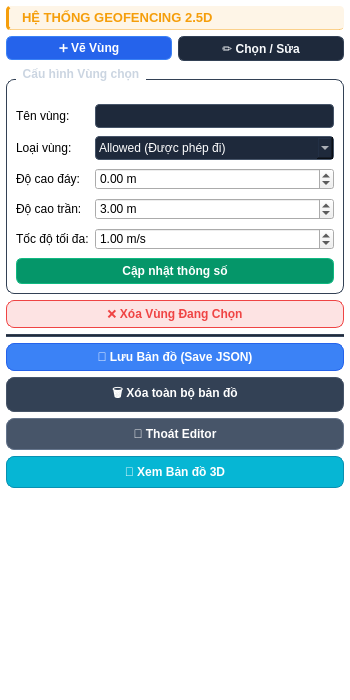
Before: the Qt Designer form software/uwb_rtls_studio/views/ui/geofence_editor.ui in phuongmt08/uwb-rtls, drawn with Qt 5.
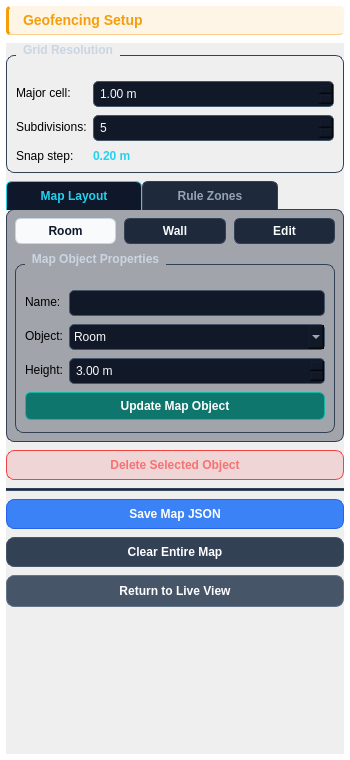
After: the same form once the commit is applied.

Commit message: refactor: restructure session/ranging/log workflow, normalize real data handling, add command bypass flags, and refine geofencing logic

```diff
--- a/software/uwb_rtls_studio/views/ui/geofence_editor.ui
+++ b/software/uwb_rtls_studio/views/ui/geofence_editor.ui
@@ -7,7 +7,7 @@
     <x>0</x>
     <y>0</y>
     <width>350</width>
-    <height>700</height>
+    <height>760</height>
    </rect>
   </property>
   <property name="maximumSize">
@@ -18,14 +18,21 @@
   </property>
   <property name="styleSheet">
    <string notr="true">QWidget#GeofenceEditorWidget { background: transparent; color: #F8FAFC; font-family: 'Segoe UI'; font-size: 13px; }
-QPushButton { background: #1E293B; color: #F8FAFC; border: 1px solid #334155; border-radius: 6px; padding: 4px 8px; font-weight: bold; }
+QPushButton { background: #1E293B; color: #F8FAFC; border: 1px solid #334155; border-radius: 6px; padding: 5px 8px; font-weight: bold; }
 QPushButton:hover { background: #253346; border-color: #22D3EE; }
 QPushButton:disabled { background: #1E293B; color: #475569; border-color: #334155; }
-QLabel { background: transparent; }</string>
+QLabel { background: transparent; }
+QLineEdit, QComboBox, QDoubleSpinBox, QSpinBox { background-color: #111827; border: 1px solid #475569; border-radius: 5px; color: #F8FAFC; padding: 4px; }
+QLineEdit:focus, QComboBox:focus, QDoubleSpinBox:focus, QSpinBox:focus { border-color: #22D3EE; }
+QTabWidget::pane { border: 1px solid #334155; border-radius: 8px; background: rgba(15, 23, 42, 0.35); margin-top: -1px; }
+QTabBar::tab { background: #1E293B; color: #94A3B8; border: 1px solid #334155; border-bottom: none; border-top-left-radius: 6px; border-top-right-radius: 6px; padding: 7px 12px; font-weight: bold; min-width: 110px; }
+QTabBar::tab:selected { background: #0F172A; color: #22D3EE; border-color: #22D3EE; }
+QGroupBox { color: #CBD5E1; font-weight: bold; border: 1px solid #334155; border-radius: 8px; margin-top: 12px; padding-top: 16px; }
+QGroupBox::title { subcontrol-origin: margin; left: 10px; padding: 0 5px; }</string>
   </property>
   <layout class="QVBoxLayout" name="main_layout">
    <property name="spacing">
-    <number>6</number>
+    <number>8</number>
    </property>
    <property name="leftMargin">
     <number>6</number>
@@ -43,27 +50,312 @@
    <item>
     <widget class="QLabel" name="lbl_geofence_header">
      <property name="text">
-      <string>HỆ THỐNG GEOFENCING 2.5D</string>
+      <string>Geofencing Setup</string>
      </property>
      <property name="styleSheet">
-      <string notr="true">color: #F59E0B; background: rgba(245, 158, 11, 0.10); border-left: 3px solid #F59E0B; border-bottom: 1px solid rgba(245, 158, 11, 0.45); border-radius: 4px; padding: 4px 10px; font-family: 'Segoe UI'; font-size: 13px; font-weight: bold;</string>
+      <string notr="true">color: #F59E0B; background: rgba(245, 158, 11, 0.10); border-left: 3px solid #F59E0B; border-bottom: 1px solid rgba(245, 158, 11, 0.45); border-radius: 4px; padding: 6px 10px; font-family: 'Segoe UI'; font-size: 14px; font-weight: bold;</string>
      </property>
     </widget>
    </item>
    <!-- 2. Editor modes -->
    <item>
-    <layout class="QHBoxLayout" name="editor_modes_layout">
+    <widget class="QScrollArea" name="editor_scroll">
+     <property name="widgetResizable">
+      <bool>true</bool>
+     </property>
+     <property name="horizontalScrollBarPolicy">
+      <enum>Qt::ScrollBarAlwaysOff</enum>
+     </property>
+     <property name="styleSheet">
+      <string notr="true">QScrollArea { border: none; background: transparent; }
+QScrollBar:vertical { background-color: transparent; width: 8px; margin: 0px; }
+QScrollBar::handle:vertical { background-color: #475569; border-radius: 4px; min-height: 30px; }
+QScrollBar::handle:vertical:hover { background-color: #64748B; }
+QScrollBar::add-line:vertical, QScrollBar::sub-line:vertical { height: 0px; background: none; }
+QScrollBar::add-page:vertical, QScrollBar::sub-page:vertical { background: none; }</string>
+     </property>
+     <widget class="QWidget" name="editor_scroll_content">
+      <property name="geometry">
+       <rect>
+        <x>0</x>
+        <y>0</y>
+        <width>326</width>
+        <height>720</height>
+       </rect>
+      </property>
+      <layout class="QVBoxLayout" name="editor_content_layout">
+       <property name="spacing">
+        <number>8</number>
+       </property>
+       <property name="leftMargin">
+        <number>0</number>
+       </property>
+       <property name="topMargin">
+        <number>0</number>
+       </property>
+       <property name="rightMargin">
+        <number>0</number>
+       </property>
+       <property name="bottomMargin">
+        <number>0</number>
+       </property>
+       <item>
+        <widget class="QGroupBox" name="gb_grid">
+         <property name="title">
+          <string>Grid Resolution</string>
+         </property>
+         <layout class="QFormLayout" name="grid_form_layout">
+          <property name="verticalSpacing">
+           <number>8</number>
+          </property>
+          <item row="0" column="0">
+           <widget class="QLabel" name="lbl_grid_spacing">
+            <property name="text">
+             <string>Major cell:</string>
+            </property>
+           </widget>
+          </item>
+          <item row="0" column="1">
+           <widget class="QDoubleSpinBox" name="sb_grid_spacing">
+            <property name="minimum">
+             <double>0.100000000000000</double>
+            </property>
+            <property name="maximum">
+             <double>10.000000000000000</double>
+            </property>
+            <property name="singleStep">
+             <double>0.100000000000000</double>
+            </property>
+            <property name="value">
+             <double>1.000000000000000</double>
+            </property>
+            <property name="suffix">
+             <string> m</string>
+            </property>
+           </widget>
+          </item>
+          <item row="1" column="0">
+           <widget class="QLabel" name="lbl_grid_subdivisions">
+            <property name="text">
+             <string>Subdivisions:</string>
+            </property>
+           </widget>
+          </item>
+          <item row="1" column="1">
+           <widget class="QSpinBox" name="sb_grid_subdivisions">
+            <property name="minimum">
+             <number>1</number>
+            </property>
+            <property name="maximum">
+             <number>20</number>
+            </property>
+            <property name="value">
+             <number>5</number>
+            </property>
+           </widget>
+          </item>
+          <item row="2" column="0">
+           <widget class="QLabel" name="lbl_minor_title">
+            <property name="text">
+             <string>Snap step:</string>
+            </property>
+           </widget>
+          </item>
+          <item row="2" column="1">
+           <widget class="QLabel" name="lbl_minor_resolution">
+            <property name="text">
+             <string>0.20 m</string>
+            </property>
+            <property name="styleSheet">
+             <string notr="true">color: #22D3EE; font-family: 'Consolas'; font-weight: bold;</string>
+            </property>
+           </widget>
+          </item>
+         </layout>
+        </widget>
+       </item>
+       <item>
+        <widget class="QTabWidget" name="editor_tabs">
+         <property name="currentIndex">
+          <number>0</number>
+         </property>
+         <widget class="QWidget" name="tab_map_layout">
+          <attribute name="title">
+           <string>Map Layout</string>
+          </attribute>
+          <layout class="QVBoxLayout" name="map_tab_layout">
+           <property name="spacing">
+            <number>8</number>
+           </property>
+           <property name="leftMargin">
+            <number>8</number>
+           </property>
+           <property name="topMargin">
+            <number>8</number>
+           </property>
+           <property name="rightMargin">
+            <number>8</number>
+           </property>
+           <property name="bottomMargin">
+            <number>8</number>
+           </property>
+           <item>
+            <layout class="QHBoxLayout" name="map_modes_layout">
+             <item>
+              <widget class="QPushButton" name="btn_mode_room">
+               <property name="text">
+                <string>Room</string>
+               </property>
+               <property name="checkable">
+                <bool>true</bool>
+               </property>
+               <property name="checked">
+                <bool>true</bool>
+               </property>
+               <property name="styleSheet">
+                <string notr="true">QPushButton:checked { background-color: #F8FAFC; color: #0F172A; border-color: #CBD5E1; }</string>
+               </property>
+              </widget>
+             </item>
+             <item>
+              <widget class="QPushButton" name="btn_mode_wall">
+               <property name="text">
+                <string>Wall</string>
+               </property>
+               <property name="checkable">
+                <bool>true</bool>
+               </property>
+               <property name="styleSheet">
+                <string notr="true">QPushButton:checked { background-color: #64748B; color: white; border-color: #94A3B8; }</string>
+               </property>
+              </widget>
+             </item>
+             <item>
+              <widget class="QPushButton" name="btn_mode_edit_map">
+               <property name="text">
+                <string>Edit</string>
+               </property>
+               <property name="checkable">
+                <bool>true</bool>
+               </property>
+               <property name="styleSheet">
+                <string notr="true">QPushButton:checked { background-color: #2563EB; color: white; border-color: #3B82F6; }</string>
+               </property>
+              </widget>
+             </item>
+            </layout>
+           </item>
+           <item>
+            <widget class="QGroupBox" name="gb_map_properties">
+             <property name="title">
+              <string>Map Object Properties</string>
+             </property>
+             <layout class="QFormLayout" name="map_properties_form_layout">
+              <property name="verticalSpacing">
+               <number>8</number>
+              </property>
+              <item row="0" column="0">
+               <widget class="QLabel" name="lbl_map_name">
+                <property name="text">
+                 <string>Name:</string>
+                </property>
+               </widget>
+              </item>
+              <item row="0" column="1">
+               <widget class="QLineEdit" name="txt_map_name"/>
+              </item>
+              <item row="1" column="0">
+               <widget class="QLabel" name="lbl_map_type">
+                <property name="text">
+                 <string>Object:</string>
+                </property>
+               </widget>
+              </item>
+              <item row="1" column="1">
+               <widget class="QComboBox" name="cmb_map_type">
+                <item>
+                 <property name="text">
+                  <string>Room</string>
+                 </property>
+                </item>
+                <item>
+                 <property name="text">
+                  <string>Wall</string>
+                 </property>
+                </item>
+               </widget>
+              </item>
+              <item row="2" column="0">
+               <widget class="QLabel" name="lbl_map_height">
+                <property name="text">
+                 <string>Height:</string>
+                </property>
+               </widget>
+              </item>
+              <item row="2" column="1">
+               <widget class="QDoubleSpinBox" name="sb_map_height">
+                <property name="minimum">
+                 <double>0.100000000000000</double>
+                </property>
+                <property name="maximum">
+                 <double>20.000000000000000</double>
+                </property>
+                <property name="singleStep">
+                 <double>0.100000000000000</double>
+                </property>
+                <property name="value">
+                 <double>3.000000000000000</double>
+                </property>
+                <property name="suffix">
+                 <string> m</string>
+                </property>
+               </widget>
+              </item>
+              <item row="3" column="0" colspan="2">
+               <widget class="QPushButton" name="btn_apply_map_properties">
+                <property name="text">
+                 <string>Update Map Object</string>
+                </property>
+                <property name="styleSheet">
+                 <string notr="true">background: #0F766E; color: white; border: 1px solid #14B8A6; border-radius: 6px; padding: 6px;</string>
+                </property>
+               </widget>
+              </item>
+             </layout>
+            </widget>
+           </item>
+          </layout>
+         </widget>
+         <widget class="QWidget" name="tab_rule_zones">
+          <attribute name="title">
+           <string>Rule Zones</string>
+          </attribute>
+          <layout class="QVBoxLayout" name="rule_tab_layout">
+           <property name="spacing">
+            <number>8</number>
+           </property>
+           <property name="leftMargin">
+            <number>8</number>
+           </property>
+           <property name="topMargin">
+            <number>8</number>
+           </property>
+           <property name="rightMargin">
+            <number>8</number>
+           </property>
+           <property name="bottomMargin">
+            <number>8</number>
+           </property>
+           <item>
+            <layout class="QHBoxLayout" name="rule_modes_layout">
      <item>
       <widget class="QPushButton" name="btn_mode_draw">
        <property name="text">
-        <string>➕ Vẽ Vùng</string>
+                <string>Draw Zone</string>
        </property>
        <property name="checkable">
         <bool>true</bool>
        </property>
-       <property name="checked">
-        <bool>true</bool>
-       </property>
        <property name="styleSheet">
         <string notr="true">QPushButton:checked { background-color: #2563EB; color: white; border-color: #3B82F6; }</string>
        </property>
@@ -72,14 +364,11 @@
      <item>
       <widget class="QPushButton" name="btn_mode_edit">
        <property name="text">
-        <string>✏️ Chọn / Sửa</string>
+                <string>Edit</string>
        </property>
        <property name="checkable">
         <bool>true</bool>
        </property>
-       <property name="checked">
-        <bool>false</bool>
-       </property>
        <property name="styleSheet">
         <string notr="true">QPushButton:checked { background-color: #2563EB; color: white; border-color: #3B82F6; }</string>
        </property>
@@ -87,14 +376,10 @@
      </item>
     </layout>
    </item>
-   <!-- 3. Properties GroupBox -->
    <item>
     <widget class="QGroupBox" name="gb_properties">
      <property name="title">
-      <string>Cấu hình Vùng chọn</string>
-     </property>
-     <property name="styleSheet">
-      <string notr="true">QGroupBox { color: #CBD5E1; font-weight: bold; border: 1px solid #334155; border-radius: 8px; margin-top: 12px; padding-top: 15px; } QGroupBox::title { subcontrol-origin: margin; left: 10px; padding: 0 5px; }</string>
+              <string>Rule Zone Properties</string>
      </property>
      <layout class="QFormLayout" name="properties_form_layout">
       <property name="verticalSpacing">
@@ -104,33 +389,25 @@
       <item row="0" column="0">
        <widget class="QLabel" name="lbl_prop_name">
         <property name="text">
-         <string>Tên vùng:</string>
+                 <string>Name:</string>
         </property>
        </widget>
       </item>
       <item row="0" column="1">
-       <widget class="QLineEdit" name="txt_zone_name">
-        <property name="styleSheet">
-         <string notr="true">background-color: #1E293B; border: 1px solid #475569; border-radius: 4px; color: white; padding: 3px;</string>
-        </property>
-       </widget>
-      </item>
-      <!-- Row 1: Zone type -->
+               <widget class="QLineEdit" name="txt_zone_name"/>
+              </item>
       <item row="1" column="0">
        <widget class="QLabel" name="lbl_prop_type">
         <property name="text">
-         <string>Loại vùng:</string>
+                 <string>Zone type:</string>
         </property>
        </widget>
       </item>
       <item row="1" column="1">
        <widget class="QComboBox" name="cmb_zone_type">
-        <property name="styleSheet">
-         <string notr="true">background-color: #1E293B; border: 1px solid #475569; border-radius: 4px; color: white; padding: 3px;</string>
-        </property>
         <item>
          <property name="text">
-          <string>Allowed (Được phép đi)</string>
+                  <string>Allowed</string>
          </property>
         </item>
         <item>
@@ -142,61 +419,13 @@
       </item>
       <!-- Row 2: Z min -->
       <item row="2" column="0">
-       <widget class="QLabel" name="lbl_prop_z_min">
-        <property name="text">
-         <string>Độ cao đáy:</string>
-        </property>
-       </widget>
-      </item>
-      <item row="2" column="1">
-       <widget class="QDoubleSpinBox" name="sb_z_min">
-        <property name="minimum">
-         <double>-10.000000000000000</double>
-        </property>
-        <property name="maximum">
-         <double>50.000000000000000</double>
-        </property>
-        <property name="value">
-         <double>0.000000000000000</double>
-        </property>
-        <property name="suffix">
-         <string> m</string>
-        </property>
-       </widget>
-      </item>
-      <!-- Row 3: Z max -->
-      <item row="3" column="0">
-       <widget class="QLabel" name="lbl_prop_z_max">
-        <property name="text">
-         <string>Độ cao trần:</string>
-        </property>
-       </widget>
-      </item>
-      <item row="3" column="1">
-       <widget class="QDoubleSpinBox" name="sb_z_max">
-        <property name="minimum">
-         <double>-10.000000000000000</double>
-        </property>
-        <property name="maximum">
-         <double>50.000000000000000</double>
-        </property>
-        <property name="value">
-         <double>3.000000000000000</double>
-        </property>
-        <property name="suffix">
-         <string> m</string>
-        </property>
-       </widget>
-      </item>
-      <!-- Row 4: Speed -->
-      <item row="4" column="0">
        <widget class="QLabel" name="lbl_prop_speed">
         <property name="text">
-         <string>Tốc độ tối đa:</string>
+                 <string>Max speed:</string>
         </property>
        </widget>
       </item>
-      <item row="4" column="1">
+              <item row="2" column="1">
        <widget class="QDoubleSpinBox" name="sb_speed">
         <property name="minimum">
          <double>0.000000000000000</double>
@@ -215,32 +444,33 @@
         </property>
        </widget>
       </item>
-      <!-- Row 5: Apply button (colspan 2) -->
-      <item row="5" column="0" colspan="2">
+              <item row="3" column="0" colspan="2">
        <widget class="QPushButton" name="btn_apply_properties">
         <property name="text">
-         <string>Cập nhật thông số</string>
+                 <string>Update Rule Zone</string>
         </property>
         <property name="styleSheet">
-         <string notr="true">background: #059669; color: white; border: 1px solid #10B981; border-radius: 6px; padding: 5px;</string>
+                 <string notr="true">background: #059669; color: white; border: 1px solid #10B981; border-radius: 6px; padding: 6px;</string>
         </property>
        </widget>
       </item>
      </layout>
     </widget>
    </item>
-   <!-- 4. Delete zone button -->
+          </layout>
+         </widget>
+        </widget>
+       </item>
    <item>
     <widget class="QPushButton" name="btn_delete_zone">
      <property name="text">
-      <string>❌ Xóa Vùng Đang Chọn</string>
+          <string>Delete Selected Object</string>
      </property>
      <property name="styleSheet">
-      <string notr="true">background: rgba(239,68,68,0.15); color: #EF4444; border: 1px solid #EF4444; border-radius: 8px; font-weight: bold; padding: 6px;</string>
+          <string notr="true">background: rgba(239,68,68,0.15); color: #F87171; border: 1px solid #EF4444; border-radius: 8px; font-weight: bold; padding: 7px;</string>
      </property>
     </widget>
    </item>
-   <!-- 5. Separator -->
    <item>
     <widget class="QFrame" name="separator_geofence">
      <property name="frameShape">
@@ -254,51 +484,36 @@
      </property>
     </widget>
    </item>
-   <!-- 6. Save map button -->
    <item>
     <widget class="QPushButton" name="btn_save_map">
      <property name="text">
-      <string>💾 Lưu Bản đồ (Save JSON)</string>
+          <string>Save Map JSON</string>
      </property>
      <property name="styleSheet">
-      <string notr="true">background: #3B82F6; color: white; border: 1px solid #2563EB; border-radius: 8px; padding: 6px;</string>
+          <string notr="true">background: #3B82F6; color: white; border: 1px solid #2563EB; border-radius: 8px; padding: 7px;</string>
      </property>
     </widget>
    </item>
-   <!-- 7. Clear map button -->
    <item>
     <widget class="QPushButton" name="btn_clear_map">
      <property name="text">
-      <string>🗑️ Xóa toàn bộ bản đồ</string>
+          <string>Clear Entire Map</string>
      </property>
      <property name="styleSheet">
-      <string notr="true">background: #334155; color: white; border: 1px solid #475569; border-radius: 8px; padding: 6px;</string>
+          <string notr="true">background: #334155; color: white; border: 1px solid #475569; border-radius: 8px; padding: 7px;</string>
      </property>
     </widget>
    </item>
-   <!-- 8. Exit editor button -->
    <item>
     <widget class="QPushButton" name="btn_exit_editor">
      <property name="text">
-      <string>🚪 Thoát Editor</string>
+          <string>Return to Live View</string>
      </property>
      <property name="styleSheet">
       <string notr="true">background: #475569; color: white; border: 1px solid #64748B; border-radius: 8px; font-weight: bold; padding: 8px;</string>
      </property>
     </widget>
    </item>
-   <!-- 9. 3D viewer button -->
-   <item>
-    <widget class="QPushButton" name="btn_view_3d">
-     <property name="text">
-      <string>🌌 Xem Bản đồ 3D</string>
-     </property>
-     <property name="styleSheet">
-      <string notr="true">background: #06B6D4; color: white; border: 1px solid #0891B2; border-radius: 8px; font-weight: bold; padding: 8px;</string>
-     </property>
-    </widget>
-   </item>
-   <!-- 10. Vertical spacer -->
    <item>
     <spacer name="spacer_bottom">
      <property name="orientation">
@@ -307,10 +522,14 @@
      <property name="sizeHint" stdset="0">
       <size>
        <width>20</width>
-       <height>40</height>
+           <height>20</height>
       </size>
      </property>
     </spacer>
+       </item>
+      </layout>
+     </widget>
+    </widget>
    </item>
   </layout>
  </widget>
```
Left out of the diff: 12 changed lines with no effect on the pictures. Lines whose indentation alone changed are shown as unchanged. The commit also changes 41 other files.
